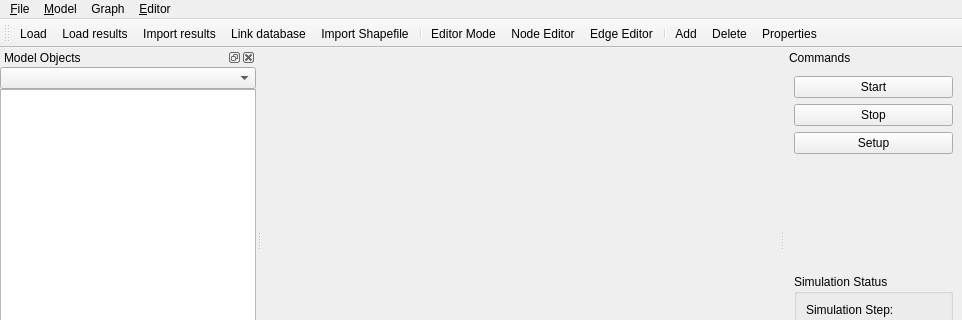
Before: the Qt Designer form qtgui/mainwindow.ui in frabas/DISPLACE_GUI, drawn with Qt 5; both pictures show x 0 to 962 and y 0 to 320 of the 962 by 692 pixel window.
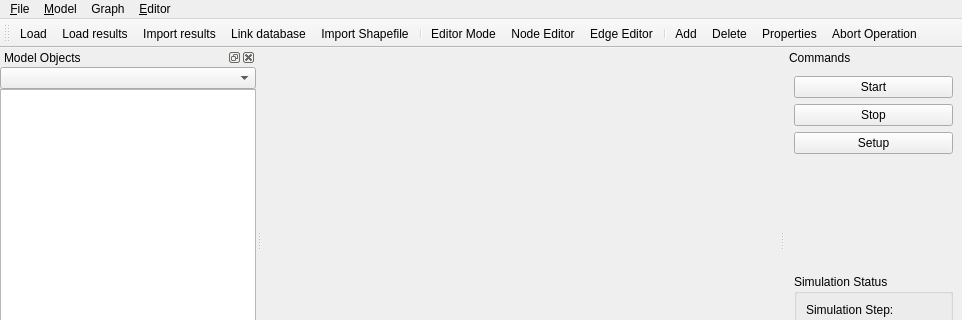
After: the same form once the commit is applied. Icons and pictures are not drawn. Custom widgets are drawn as their Qt base class.

Commit message: Abort mouse mode command

```diff
--- a/qtgui/mainwindow.ui
+++ b/qtgui/mainwindow.ui
@@ -725,6 +725,7 @@
    <addaction name="actionAdd"/>
    <addaction name="actionDelete"/>
    <addaction name="actionProperties"/>
+   <addaction name="actionAbort_Operation"/>
   </widget>
   <action name="action_Load">
    <property name="icon">
@@ -942,6 +943,15 @@
     <string>Link Harbours to Graph...</string>
    </property>
   </action>
+  <action name="actionAbort_Operation">
+   <property name="icon">
+    <iconset resource="qtgui.qrc">
+     <normaloff>:/icons/remove.png</normaloff>:/icons/remove.png</iconset>
+   </property>
+   <property name="text">
+    <string>Abort Operation</string>
+   </property>
+  </action>
  </widget>
  <customwidgets>
   <customwidget>
```
Left out of the diff: 3 changed lines with no effect on the pictures. The commit also changes 2 other files.
